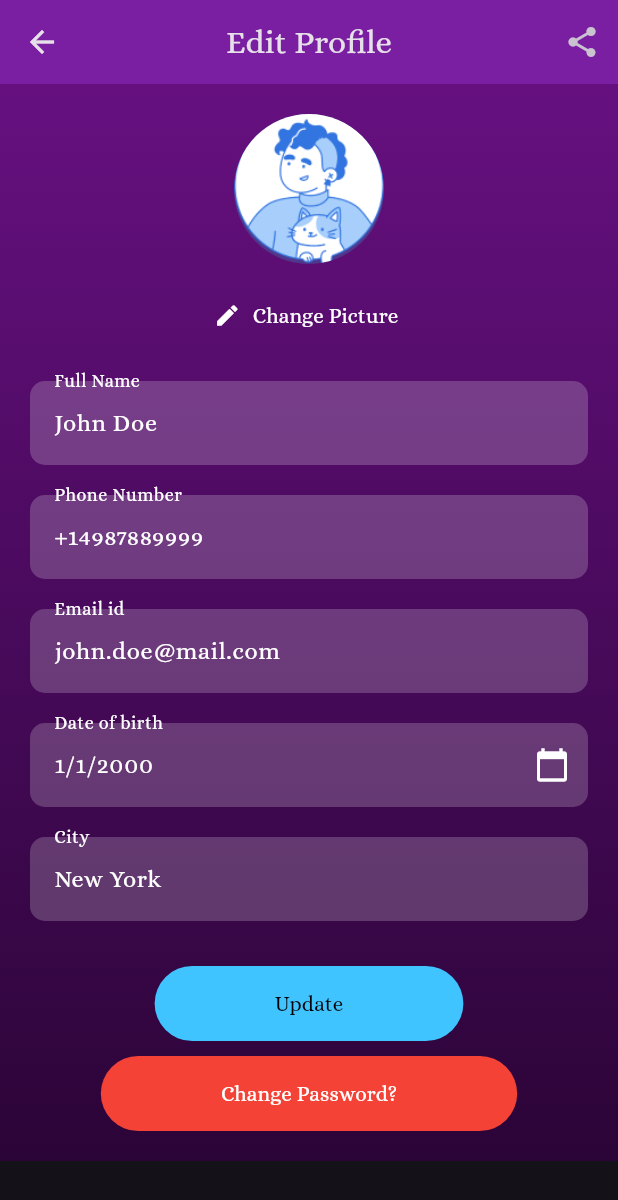
After one commit to Asmika-Panchal/SoulSpace-main, a Flutter app: the EditProfileScreen screen opened directly, on a phone screen of 412 x 824 dp. The commit adds this screen. Shown: the top 1200 px of the screen. Run offline on Flutter 3.47's test engine with Material 3 defaults, Android fonts, the phone set to English and light mode, and no system bars; our stand-ins replace convex_bottom_bar; missing offline and left inert: gif.

Commit message:
profile-edit

```diff
--- a/lib/screens/mood1.dart
+++ b/lib/screens/mood1.dart
@@ -8,10 +8,10 @@ class Mood1Screen extends StatefulWidget {
   const Mood1Screen({super.key});
 
   @override
-  _Mood1ScreenState createState() => _Mood1ScreenState();
+  Mood1ScreenState createState() => Mood1ScreenState();
 }
 
-class _Mood1ScreenState extends State<Mood1Screen> {
+class Mood1ScreenState extends State<Mood1Screen> {
   String selectedMood = '😊 Happy'; // Default mood with both emoji and label
 
   final List<String> moods = [
@@ -155,7 +155,8 @@ class _Mood1ScreenState extends State<Mood1Screen> {
                 },
                 child: Container(
                   decoration: BoxDecoration(
-                    color: const Color.fromARGB(255, 222, 146, 64), // Custom background color
+                    color: const Color.fromARGB(
+                        255, 222, 146, 64), // Custom background color
                     borderRadius: BorderRadius.circular(30),
                   ),
                   padding:
--- /dev/null
+++ b/lib/screens/profile_edit.dart
@@ -0,0 +1,225 @@
+import 'package:flutter/cupertino.dart';
+import 'package:flutter/material.dart';
+
+class EditProfileScreen extends StatefulWidget {
+  const EditProfileScreen({super.key});
+
+  @override
+  EditProfileScreenState createState() => EditProfileScreenState();
+}
+
+class EditProfileScreenState extends State<EditProfileScreen> {
+  // Date of Birth controller
+  TextEditingController dobController = TextEditingController();
+  DateTime selectedDate = DateTime(2000, 1, 1); // Default date of birth
+
+  // Function to show Cupertino Date Picker
+  void _selectDate(BuildContext context) {
+    showModalBottomSheet(
+      context: context,
+      builder: (BuildContext builder) {
+        return SizedBox(
+          height: 250,
+          child: CupertinoDatePicker(
+            initialDateTime: selectedDate,
+            mode: CupertinoDatePickerMode.date,
+            onDateTimeChanged: (DateTime newDate) {
+              setState(() {
+                selectedDate = newDate;
+                dobController.text =
+                    "${newDate.day}/${newDate.month}/${newDate.year}";
+              });
+            },
+            maximumDate: DateTime.now(),
+            minimumYear: 1900,
+          ),
+        );
+      },
+    );
+  }
+
+  @override
+  void initState() {
+    super.initState();
+    // Set the initial value of the date controller
+    dobController.text =
+        "${selectedDate.day}/${selectedDate.month}/${selectedDate.year}";
+  }
+
+  @override
+  Widget build(BuildContext context) {
+    return Scaffold(
+      appBar: AppBar(
+        backgroundColor: Colors.purple.shade700,
+        elevation: 0,
+        leading: IconButton(
+          icon: const Icon(Icons.arrow_back),
+          onPressed: () {},
+        ),
+        actions: [
+          IconButton(
+            icon: const Icon(Icons.share),
+            onPressed: () {},
+          ),
+        ],
+        title: const Text('Edit Profile'),
+        centerTitle: true,
+      ),
+      body: Container(
+        decoration: const BoxDecoration(
+          gradient: LinearGradient(
+            colors: [Color(0xff661080), Color(0xff2B0437)],
+            begin: Alignment.topCenter,
+            end: Alignment.bottomCenter,
+          ),
+        ),
+        child: SingleChildScrollView(
+          child: Padding(
+            padding: const EdgeInsets.all(20.0),
+            child: Column(
+              children: [
+                // Profile Picture
+                Center(
+                  child: Column(
+                    children: [
+                      const CircleAvatar(
+                        radius: 50,
+                        backgroundImage: AssetImage(
+                            'assets/profile.png'), // Replace with your asset
+                      ),
+                      const SizedBox(height: 10),
+                      TextButton.icon(
+                        onPressed: () {},
+                        icon: const Icon(Icons.edit, color: Colors.white),
+                        label: const Text(
+                          'Change Picture',
+                          style: TextStyle(color: Colors.white),
+                        ),
+                      ),
+                    ],
+                  ),
+                ),
+                const SizedBox(height: 20),
+                // Full Name Field
+                TextField(
+                  decoration: InputDecoration(
+                    labelText: 'Full Name',
+                    labelStyle: const TextStyle(color: Colors.white),
+                    filled: true,
+                    fillColor: Colors.white.withOpacity(0.2),
+                    border: OutlineInputBorder(
+                      borderRadius: BorderRadius.circular(10),
+                      borderSide: BorderSide.none,
+                    ),
+                  ),
+                  style: const TextStyle(color: Colors.white),
+                  controller: TextEditingController(text: 'John Doe'),
+                ),
+                const SizedBox(height: 20),
+                // Phone Number Field
+                TextField(
+                  decoration: InputDecoration(
+                    labelText: 'Phone Number',
+                    labelStyle: const TextStyle(color: Colors.white),
+                    filled: true,
+                    fillColor: Colors.white.withOpacity(0.2),
+                    border: OutlineInputBorder(
+                      borderRadius: BorderRadius.circular(10),
+                      borderSide: BorderSide.none,
+                    ),
+                  ),
+                  style: const TextStyle(color: Colors.white),
+                  controller: TextEditingController(text: '+14987889999'),
+                  keyboardType: TextInputType.phone,
+                ),
+                const SizedBox(height: 20),
+                // Email Field
+                TextField(
+                  decoration: InputDecoration(
+                    labelText: 'Email id',
+                    labelStyle: const TextStyle(color: Colors.white),
+                    filled: true,
+                    fillColor: Colors.white.withOpacity(0.2),
+                    border: OutlineInputBorder(
+                      borderRadius: BorderRadius.circular(10),
+                      borderSide: BorderSide.none,
+                    ),
+                  ),
+                  style: const TextStyle(color: Colors.white),
+                  controller: TextEditingController(text: 'john.doe@mail.com'),
+                  keyboardType: TextInputType.emailAddress,
+                ),
+                const SizedBox(height: 20),
+                // Date of Birth Field with Cupertino Date Picker
+                TextField(
+                  readOnly:
+                      true, // Make it read-only so that users can't directly edit
+                  decoration: InputDecoration(
+                    labelText: 'Date of birth',
+                    labelStyle: const TextStyle(color: Colors.white),
+                    filled: true,
+                    fillColor: Colors.white.withOpacity(0.2),
+                    suffixIcon:
+                        const Icon(Icons.calendar_today, color: Colors.white),
+                    border: OutlineInputBorder(
+                      borderRadius: BorderRadius.circular(10),
+                      borderSide: BorderSide.none,
+                    ),
+                  ),
+                  style: const TextStyle(color: Colors.white),
+                  controller: dobController,
+                  onTap: () =>
+                      _selectDate(context), // Show the Cupertino Date Picker
+                ),
+                const SizedBox(height: 20),
+                // City Field
+                TextField(
+                  decoration: InputDecoration(
+                    labelText: 'City',
+                    labelStyle: const TextStyle(color: Colors.white),
+                    filled: true,
+                    fillColor: Colors.white.withOpacity(0.2),
+                    border: OutlineInputBorder(
+                      borderRadius: BorderRadius.circular(10),
+                      borderSide: BorderSide.none,
+                    ),
+                  ),
+                  style: const TextStyle(color: Colors.white),
+                  controller: TextEditingController(text: 'New York'),
+                ),
+                const SizedBox(height: 30),
+                // Update Button
+                TextButton(
+                  onPressed: () {},
+                  style: TextButton.styleFrom(
+                    backgroundColor: Colors.lightBlueAccent,
+                    padding: const EdgeInsets.symmetric(
+                        vertical: 15, horizontal: 80),
+                  ),
+                  child: const Text(
+                    'Update',
+                    style: TextStyle(color: Color(0xff030103)),
+                  ),
+                ),
+                const SizedBox(height: 10),
+                // Change Password Button
+                TextButton(
+                  onPressed: () {},
+                  style: TextButton.styleFrom(
+                    backgroundColor: Colors.red,
+                    padding: const EdgeInsets.symmetric(
+                        vertical: 15, horizontal: 80),
+                  ),
+                  child: const Text(
+                    'Change Password?',
+                    style: TextStyle(color: Colors.white),
+                  ),
+                ),
+              ],
+            ),
+          ),
+        ),
+      ),
+    );
+  }
+}
--- a/lib/screens/profile_view.dart
+++ b/lib/screens/profile_view.dart
@@ -1,6 +1,7 @@
 import 'package:flutter/cupertino.dart';
 import 'package:flutter/material.dart';
 import 'package:soul/screens/mood1.dart';
+import 'package:soul/screens/profile_edit.dart';
 import 'package:soul/screens/question.dart';
 import 'package:soul/screens/reminder.dart';
 
@@ -163,10 +164,20 @@ class _ProfileScreenState extends State<ProfileScreen> {
                       trailing: const Icon(CupertinoIcons.chevron_right),
                     ),
                   ),
-                  buildSettingItem(
-                    icon: Icons.person_outline,
-                    title: "Profile Details",
-                    trailing: const Icon(CupertinoIcons.chevron_right),
+                  InkWell(
+                    onTap: () {
+                      Navigator.push(
+                        context,
+                        MaterialPageRoute(
+                          builder: (context) => const EditProfileScreen(),
+                        ),
+                      );
+                    },
+                    child: buildSettingItem(
+                      icon: Icons.person_outline,
+                      title: "Profile Edit",
+                      trailing: const Icon(CupertinoIcons.chevron_right),
+                    ),
                   ),
                   InkWell(
                     onTap: () {
```
Also changed, not shown: lib/screens/mood3.dart (+66 -26 lines).
